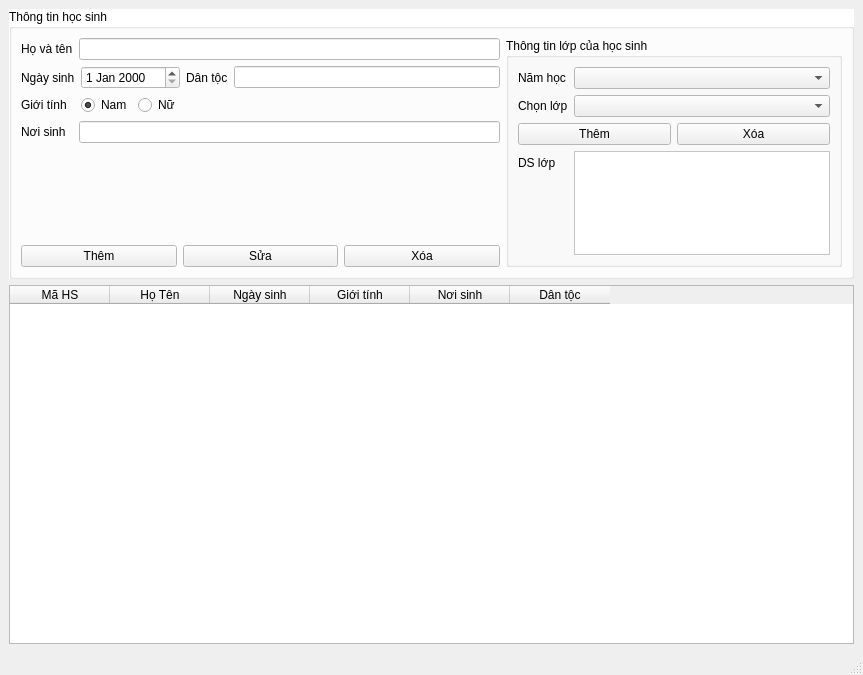
This is HongGrader/quanlyhocsinh.ui in vumari/HongGrader as Qt 5 draws it before an edit. The edited form follows.
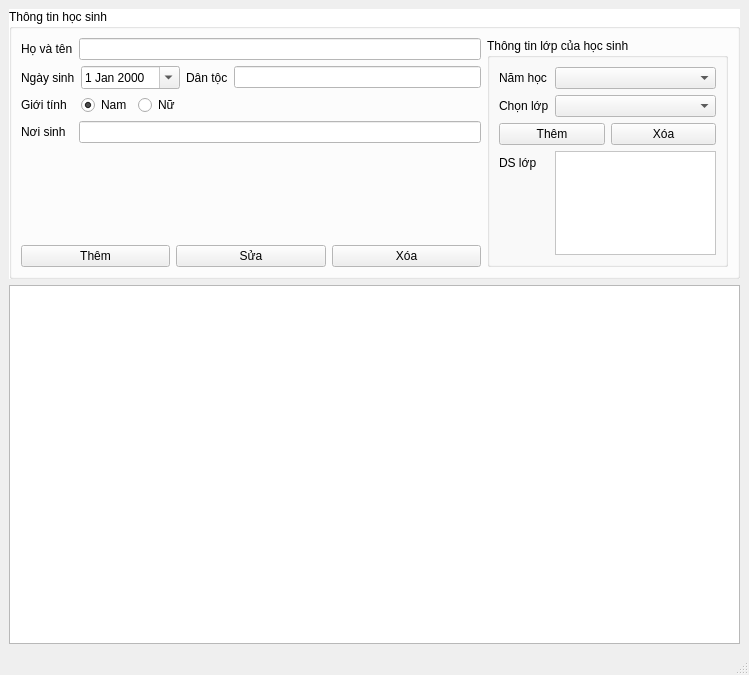
This is the edited form.

Commit message: Cho phép thêm, sửa, xoá học sinh, chọn lớp cho học sinh

```diff
--- a/HongGrader/quanlyhocsinh.ui
+++ b/HongGrader/quanlyhocsinh.ui
@@ -6,7 +6,7 @@
    <rect>
     <x>0</x>
     <y>0</y>
-    <width>863</width>
+    <width>749</width>
     <height>675</height>
    </rect>
   </property>
@@ -144,7 +144,7 @@
            </widget>
           </item>
           <item row="3" column="1">
-           <widget class="QListWidget" name="listlop">
+           <widget class="QListView" name="listlop">
             <property name="sizePolicy">
              <sizepolicy hsizetype="Preferred" vsizetype="Preferred">
               <horstretch>0</horstretch>
@@ -157,6 +157,15 @@
               <height>30</height>
              </size>
             </property>
+            <property name="editTriggers">
+             <set>QAbstractItemView::EditTrigger::NoEditTriggers</set>
+            </property>
+            <property name="selectionBehavior">
+             <enum>QAbstractItemView::SelectionBehavior::SelectRows</enum>
+            </property>
+            <property name="wordWrap">
+             <bool>true</bool>
+            </property>
            </widget>
           </item>
          </layout>
@@ -172,7 +181,11 @@
           </widget>
          </item>
          <item row="0" column="1">
-          <widget class="QDateEdit" name="DEngaysinh"/>
+          <widget class="QDateEdit" name="DEngaysinh">
+           <property name="calendarPopup">
+            <bool>true</bool>
+           </property>
+          </widget>
          </item>
          <item row="0" column="2">
           <widget class="QLabel" name="label_5">
@@ -269,43 +282,22 @@
      </widget>
     </item>
     <item>
-     <widget class="QTableWidget" name="tablehocsinh">
+     <widget class="QTableView" name="tablehocsinh">
       <property name="sizePolicy">
        <sizepolicy hsizetype="Preferred" vsizetype="Preferred">
         <horstretch>0</horstretch>
         <verstretch>4</verstretch>
        </sizepolicy>
       </property>
-      <column>
-       <property name="text">
-        <string>Mã HS</string>
-       </property>
-      </column>
-      <column>
-       <property name="text">
-        <string>Họ Tên</string>
-       </property>
-      </column>
-      <column>
-       <property name="text">
-        <string>Ngày sinh</string>
-       </property>
-      </column>
-      <column>
-       <property name="text">
-        <string>Giới tính</string>
-       </property>
-      </column>
-      <column>
-       <property name="text">
-        <string>Nơi sinh</string>
-       </property>
-      </column>
-      <column>
-       <property name="text">
-        <string>Dân tộc</string>
-       </property>
-      </column>
+      <property name="editTriggers">
+       <set>QAbstractItemView::EditTrigger::NoEditTriggers</set>
+      </property>
+      <property name="selectionMode">
+       <enum>QAbstractItemView::SelectionMode::SingleSelection</enum>
+      </property>
+      <property name="selectionBehavior">
+       <enum>QAbstractItemView::SelectionBehavior::SelectRows</enum>
+      </property>
      </widget>
     </item>
    </layout>
```
Left out of the diff: 20 changed lines with no effect on the pictures. The commit also changes 7 other files.
